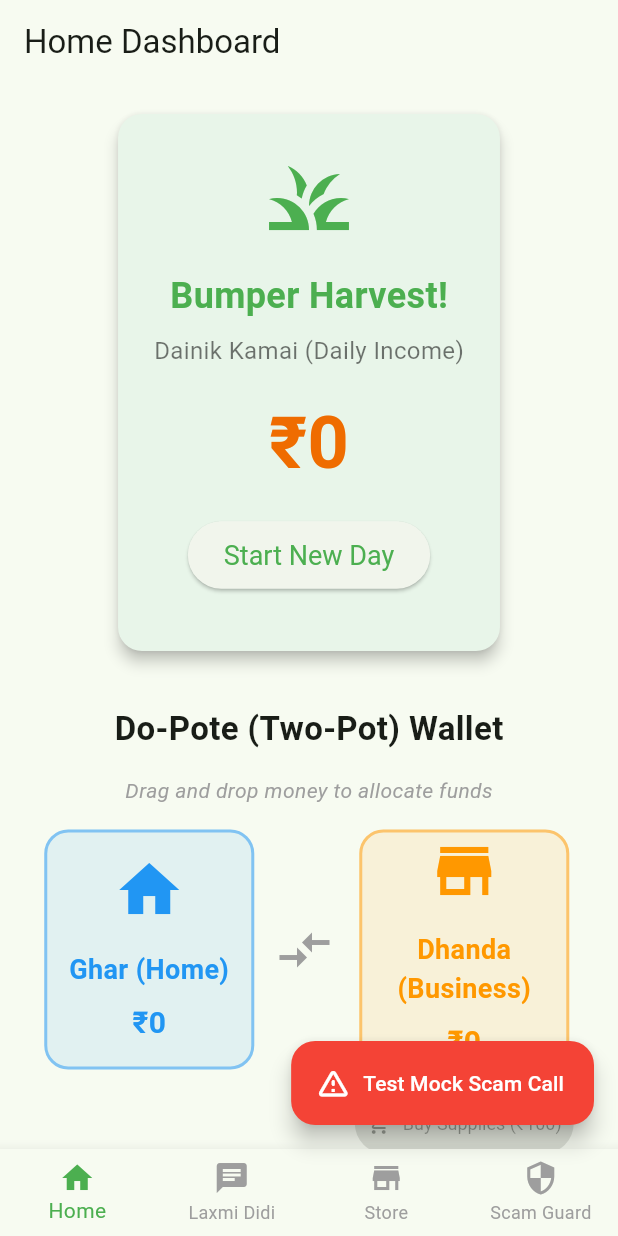
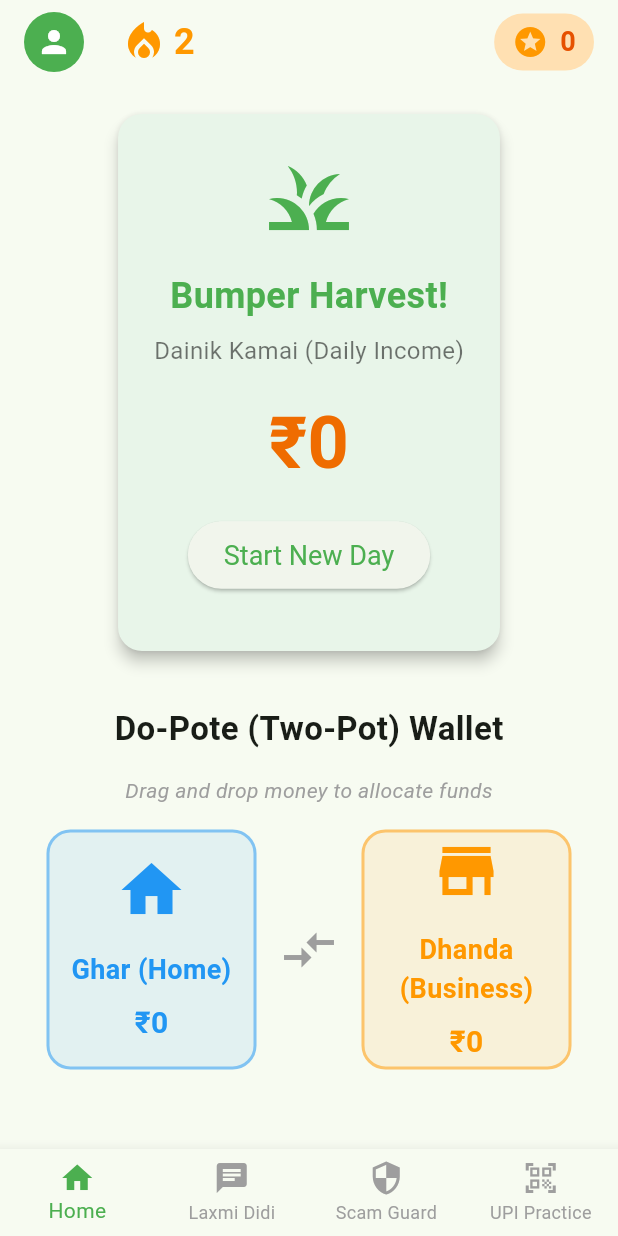
Before and after one commit to J0SAL/Sakhya, a Flutter app: the screen it shows after launch, on a phone screen of 412 x 824 dp. Run offline on Flutter 3.47's test engine with Material 3 defaults, Android fonts, the phone set to English and light mode, and no system bars.

Commit message:
added profile, streak, store + minor refinements

```diff
--- a/frontend/lib/controllers/game_controller.dart
+++ b/frontend/lib/controllers/game_controller.dart
@@ -5,6 +5,7 @@ class GameController extends ChangeNotifier {
   int homePotBalance = 0;
   int businessPotBalance = 0;
   int unallocatedIncome = 0;
+  int streakDays = 2; // Duolingo style streak counter
 
   void startNewDay(int newIncome) {
     unallocatedIncome += newIncome;
--- a/frontend/lib/main.dart
+++ b/frontend/lib/main.dart
@@ -6,6 +6,9 @@ import 'screens/home_dashboard.dart';
 import 'screens/laxmi_didi_chat.dart';
 import 'screens/samriddhi_store.dart';
 import 'screens/scam_guard_simulator.dart';
+import 'screens/streak_calendar_screen.dart';
+import 'screens/upi_practice_screen.dart';
+import 'screens/user_profile_screen.dart';
 
 void main() {
   runApp(
@@ -56,13 +59,56 @@ class _MainNavigationScreenState extends State<MainNavigationScreen> {
   final List<Widget> _screens = const [
     HomeDashboardScreen(),
     LaxmiDidiChatScreen(),
-    SamriddhiStoreScreen(),
     ScamGuardSimulatorScreen(),
+    UPIPracticeScreen(),
   ];
 
   @override
   Widget build(BuildContext context) {
     return Scaffold(
+      appBar: AppBar(
+        title: Row(
+          children: [
+            GestureDetector(
+              onTap: () => Navigator.push(context, MaterialPageRoute(builder: (_) => const UserProfileScreen())),
+              child: const CircleAvatar(backgroundColor: Colors.green, child: Icon(Icons.person, color: Colors.white)),
+            ),
+            const SizedBox(width: 24),
+            GestureDetector(
+              onTap: () => Navigator.push(context, MaterialPageRoute(builder: (_) => const StreakCalendarScreen())),
+              child: Row(
+                children: [
+                  const Icon(Icons.local_fire_department, color: Colors.orange, size: 32),
+                  const SizedBox(width: 4),
+                  Text('${context.watch<GameController>().streakDays}', style: const TextStyle(fontWeight: FontWeight.bold, color: Colors.orange, fontSize: 24)),
+                ],
+              ),
+            ),
+          ],
+        ),
+        actions: [
+          Padding(
+            padding: const EdgeInsets.only(right: 16.0),
+            child: GestureDetector(
+              onTap: () => Navigator.push(context, MaterialPageRoute(builder: (_) => const SamriddhiStoreScreen())),
+              child: Center(
+                child: Container(
+                  padding: const EdgeInsets.symmetric(horizontal: 12, vertical: 6),
+                  decoration: BoxDecoration(color: Colors.orange.shade100, borderRadius: BorderRadius.circular(20)),
+                  child: Row(
+                    mainAxisSize: MainAxisSize.min,
+                    children: [
+                      const Icon(Icons.stars, color: Colors.orange, size: 24),
+                      const SizedBox(width: 8),
+                      Text('${context.watch<GameController>().rewardPoints}', style: TextStyle(color: Colors.orange.shade900, fontWeight: FontWeight.bold, fontSize: 18)),
+                    ],
+                  ),
+                ),
+              ),
+            ),
+          ),
+        ],
+      ),
       body: _screens[_currentIndex],
       bottomNavigationBar: BottomNavigationBar(
         currentIndex: _currentIndex,
@@ -84,24 +130,14 @@ class _MainNavigationScreenState extends State<MainNavigationScreen> {
             label: 'Laxmi Didi',
           ),
           BottomNavigationBarItem(
-            icon: Icon(Icons.store),
-            label: 'Store',
-          ),
-          BottomNavigationBarItem(
             icon: Icon(Icons.security),
             label: 'Scam Guard',
           ),
+          BottomNavigationBarItem(
+            icon: Icon(Icons.qr_code_scanner),
+            label: 'UPI Practice',
+          ),
         ],
-      ),
-      floatingActionButton: FloatingActionButton.extended(
-        onPressed: () {
-          Navigator.of(context).push(MaterialPageRoute(
-            builder: (context) => const ScamGuardSimulatorScreen(),
-          ));
-        },
-        backgroundColor: Colors.red,
-        icon: const Icon(Icons.warning_amber_rounded, color: Colors.white),
-        label: const Text('Test Mock Scam Call', style: TextStyle(color: Colors.white)),
       ),
     );
   }
--- a/frontend/lib/screens/home_dashboard.dart
+++ b/frontend/lib/screens/home_dashboard.dart
@@ -4,7 +4,6 @@ import 'package:provider/provider.dart';
 
 import '../controllers/game_controller.dart';
 import '../widgets/notification_overlay.dart';
-import 'upi_practice_screen.dart';
 
 class HomeDashboardScreen extends StatelessWidget {
   const HomeDashboardScreen({super.key});
@@ -14,9 +13,6 @@ class HomeDashboardScreen extends StatelessWidget {
     final controller = context.watch<GameController>();
 
     return Scaffold(
-      appBar: AppBar(
-        title: const Text('Home Dashboard'),
-      ),
       body: SingleChildScrollView(
         padding: const EdgeInsets.all(16.0),
         child: Column(
@@ -140,9 +136,9 @@ class HomeDashboardScreen extends StatelessWidget {
               width: 140,
               height: 160,
               decoration: BoxDecoration(
-                color: isHovered ? color.withOpacity(0.3) : color.withOpacity(0.1),
+                color: isHovered ? color.withAlpha(76) : color.withAlpha(25),
                 borderRadius: BorderRadius.circular(16),
-                border: Border.all(color: isHovered ? color : color.withOpacity(0.5), width: 2),
+                border: Border.all(color: isHovered ? color : color.withAlpha(128), width: 2),
               ),
               child: Column(
                 mainAxisAlignment: MainAxisAlignment.center,
@@ -161,26 +157,7 @@ class HomeDashboardScreen extends StatelessWidget {
                   ),
                 ],
               ),
-            ),
-            if (title == 'Business') ...[
-              const SizedBox(height: 12),
-              ElevatedButton.icon(
-                onPressed: balance >= 100
-                    ? () {
-                        Navigator.push(
-                          context,
-                          MaterialPageRoute(builder: (context) => const UPIPracticeScreen()),
-                        );
-                      }
-                    : null,
-                icon: const Icon(Icons.shopping_cart, size: 16),
-                label: const Text('Buy Supplies (₹100)'),
-                style: ElevatedButton.styleFrom(
-                  padding: const EdgeInsets.symmetric(horizontal: 8, vertical: 8),
-                  textStyle: const TextStyle(fontSize: 12),
-                ),
-              ),
-            ]
+            )
           ],
         );
       },
```
Also changed, not shown: frontend/lib/screens/streak_calendar_screen.dart (added, +82 -0 lines), frontend/lib/screens/user_profile_screen.dart (added, +84 -0 lines).
